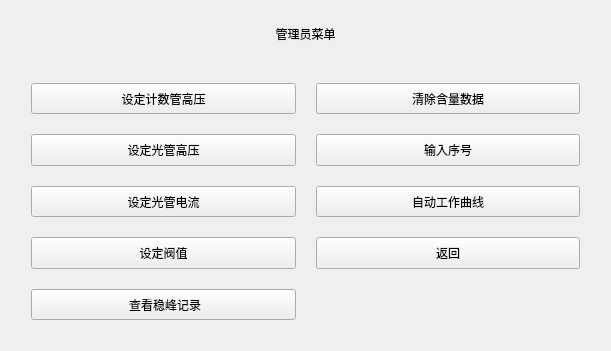
Old version of the form hide_system.ui in the repository urielyan/kairen_ok335xs.
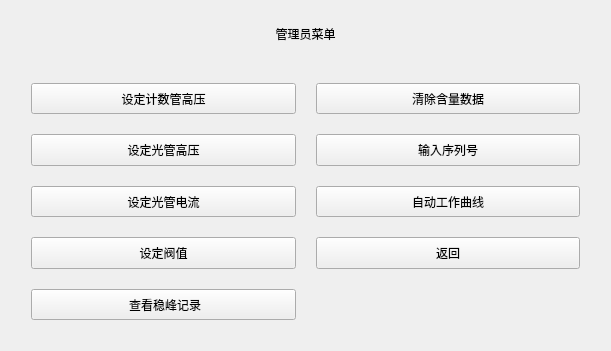
New version of the form.

The edit to the form file:
```diff
--- a/hide_system.ui
+++ b/hide_system.ui
@@ -65,7 +65,7 @@
           </sizepolicy>
          </property>
          <property name="text">
-          <string>输入序号</string>
+          <string>输入序列号</string>
          </property>
         </widget>
        </item>
```
Left out of the diff: 11 changed lines with no effect on the pictures.
